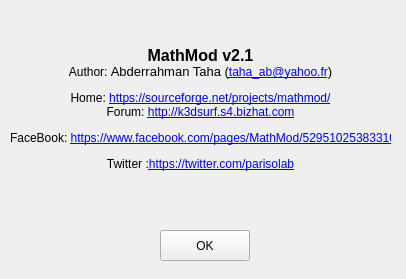
Qt form ui_forms/about.ui (parisolab/mathmod) before a commit.
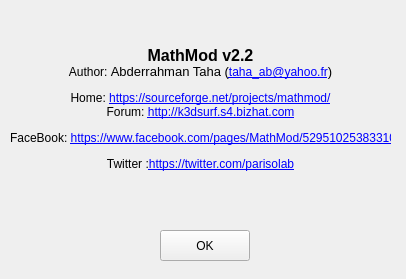
The same form after that commit.

Commit message:
Add Solid texturing support
MathMod - https://sourceforge.net/p/mathmod/tickets/44

```diff
--- a/ui_forms/about.ui
+++ b/ui_forms/about.ui
@@ -26,7 +26,7 @@
     <font/>
    </property>
    <property name="text">
-    <string>&lt;html&gt;&lt;head/&gt;&lt;body&gt;&lt;p align=&quot;center&quot;&gt;&lt;span style=&quot; font-size:12pt; font-weight:600;&quot;&gt;MathMod v2.1&lt;/span&gt;&lt;br/&gt;Author: &lt;span style=&quot; font-size:10pt;&quot;&gt;Abderrahman Taha (&lt;/span&gt;&lt;a href=&quot;taha_ab@yahoo.fr&quot;&gt;&lt;span style=&quot; text-decoration: underline; color:#0000ff;&quot;&gt;taha_ab@yahoo.fr&lt;/span&gt;&lt;/a&gt;&lt;span style=&quot; font-size:10pt;&quot;&gt;)&lt;/span&gt;&lt;/p&gt;&lt;p align=&quot;center&quot;&gt;Home: &lt;a href=&quot;https://sourceforge.net/projects/mathmod/&quot;&gt;&lt;span style=&quot; text-decoration: underline; color:#0000ff;&quot;&gt;https://sourceforge.net/projects/mathmod/&lt;/span&gt;&lt;/a&gt;&lt;br/&gt;Forum: &lt;a href=&quot;http://k3dsurf.s4.bizhat.com&quot;&gt;&lt;span style=&quot; text-decoration: underline; color:#0000ff;&quot;&gt;http://k3dsurf.s4.bizhat.com&lt;/span&gt;&lt;/a&gt;&lt;/p&gt;&lt;p align=&quot;center&quot;&gt;FaceBook: &lt;a href=&quot;https://www.facebook.com/pages/MathMod/529510253833102&quot;&gt;&lt;span style=&quot; text-decoration: underline; color:#0000ff;&quot;&gt;https://www.facebook.com/pages/MathMod/529510253833102&lt;/span&gt;&lt;/a&gt;&lt;/p&gt;&lt;p align=&quot;center&quot;&gt;Twitter :&lt;a href=&quot;https://twitter.com/parisolab&quot;&gt;&lt;span style=&quot; text-decoration: underline; color:#0000ff;&quot;&gt;https://twitter.com/parisolab&lt;/span&gt;&lt;/a&gt;&lt;br/&gt;&lt;/p&gt;&lt;/body&gt;&lt;/html&gt;</string>
+    <string>&lt;html&gt;&lt;head/&gt;&lt;body&gt;&lt;p align=&quot;center&quot;&gt;&lt;span style=&quot; font-size:12pt; font-weight:600;&quot;&gt;MathMod v2.2&lt;/span&gt;&lt;br/&gt;Author: &lt;span style=&quot; font-size:10pt;&quot;&gt;Abderrahman Taha (&lt;/span&gt;&lt;a href=&quot;taha_ab@yahoo.fr&quot;&gt;&lt;span style=&quot; text-decoration: underline; color:#0000ff;&quot;&gt;taha_ab@yahoo.fr&lt;/span&gt;&lt;/a&gt;&lt;span style=&quot; font-size:10pt;&quot;&gt;)&lt;/span&gt;&lt;/p&gt;&lt;p align=&quot;center&quot;&gt;Home: &lt;a href=&quot;https://sourceforge.net/projects/mathmod/&quot;&gt;&lt;span style=&quot; text-decoration: underline; color:#0000ff;&quot;&gt;https://sourceforge.net/projects/mathmod/&lt;/span&gt;&lt;/a&gt;&lt;br/&gt;Forum: &lt;a href=&quot;http://k3dsurf.s4.bizhat.com&quot;&gt;&lt;span style=&quot; text-decoration: underline; color:#0000ff;&quot;&gt;http://k3dsurf.s4.bizhat.com&lt;/span&gt;&lt;/a&gt;&lt;/p&gt;&lt;p align=&quot;center&quot;&gt;FaceBook: &lt;a href=&quot;https://www.facebook.com/pages/MathMod/529510253833102&quot;&gt;&lt;span style=&quot; text-decoration: underline; color:#0000ff;&quot;&gt;https://www.facebook.com/pages/MathMod/529510253833102&lt;/span&gt;&lt;/a&gt;&lt;/p&gt;&lt;p align=&quot;center&quot;&gt;Twitter :&lt;a href=&quot;https://twitter.com/parisolab&quot;&gt;&lt;span style=&quot; text-decoration: underline; color:#0000ff;&quot;&gt;https://twitter.com/parisolab&lt;/span&gt;&lt;/a&gt;&lt;br/&gt;&lt;/p&gt;&lt;/body&gt;&lt;/html&gt;</string>
    </property>
    <property name="wordWrap">
     <bool>false</bool>
```
